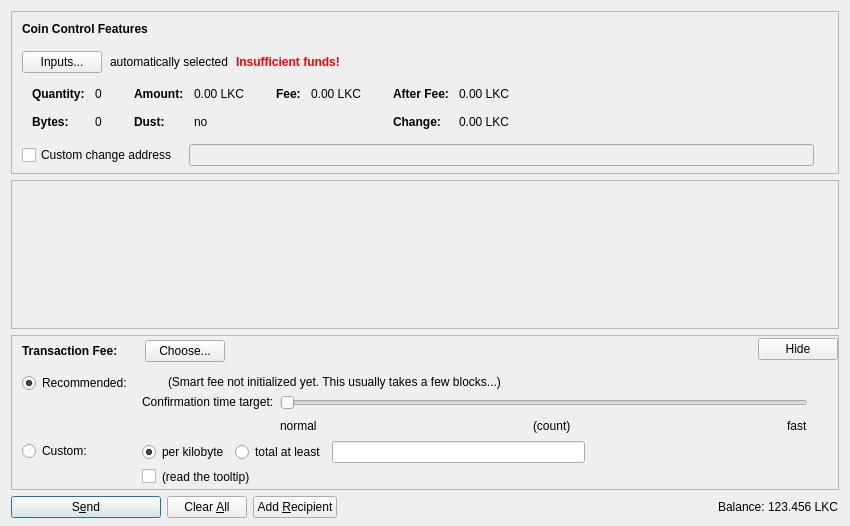
The window that src/qt/forms/sendcoinsdialog.ui (minblock/lockely) describes before a commit, drawn with Qt 5.
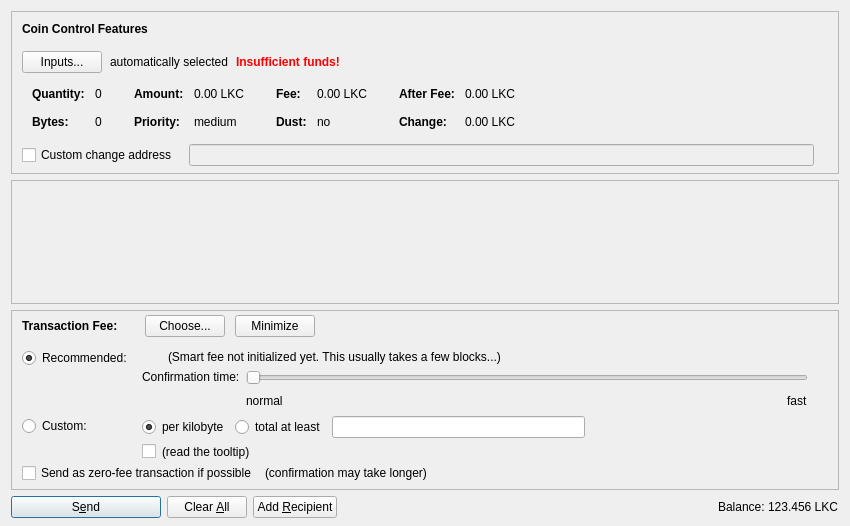
The same window after the commit. Icons and pictures are not drawn. Custom widgets are drawn as their Qt base class.

```diff
--- a/src/qt/forms/sendcoinsdialog.ui
+++ b/src/qt/forms/sendcoinsdialog.ui
@@ -332,7 +332,7 @@
                 </widget>
                </item>
                <item row="1" column="0">
-                <widget class="QLabel" name="labelCoinControlLowOutputText">
+                <widget class="QLabel" name="labelCoinControlPriorityText">
                  <property name="font">
                   <font>
                    <weight>75</weight>
@@ -340,12 +340,12 @@
                   </font>
                  </property>
                  <property name="text">
-                  <string>Dust:</string>
+                  <string>Priority:</string>
                  </property>
                 </widget>
                </item>
                <item row="1" column="1">
-                <widget class="QLabel" name="labelCoinControlLowOutput">
+                <widget class="QLabel" name="labelCoinControlPriority">
                  <property name="cursor">
                   <cursorShape>IBeamCursor</cursorShape>
                  </property>
@@ -353,7 +353,7 @@
                   <enum>Qt::ActionsContextMenu</enum>
                  </property>
                  <property name="text">
-                  <string notr="true">no</string>
+                  <string notr="true">medium</string>
                  </property>
                  <property name="textInteractionFlags">
                   <set>Qt::LinksAccessibleByMouse|Qt::TextSelectableByKeyboard|Qt::TextSelectableByMouse</set>
@@ -411,6 +411,35 @@
                  </property>
                 </widget>
                </item>
+               <item row="1" column="0">
+                <widget class="QLabel" name="labelCoinControlLowOutputText">
+                 <property name="font">
+                  <font>
+                   <weight>75</weight>
+                   <bold>true</bold>
+                  </font>
+                 </property>
+                 <property name="text">
+                  <string>Dust:</string>
+                 </property>
+                </widget>
+               </item>
+               <item row="1" column="1">
+                <widget class="QLabel" name="labelCoinControlLowOutput">
+                 <property name="cursor">
+                  <cursorShape>IBeamCursor</cursorShape>
+                 </property>
+                 <property name="contextMenuPolicy">
+                  <enum>Qt::ActionsContextMenu</enum>
+                 </property>
+                 <property name="text">
+                  <string notr="true">no</string>
+                 </property>
+                 <property name="textInteractionFlags">
+                  <set>Qt::LinksAccessibleByMouse|Qt::TextSelectableByKeyboard|Qt::TextSelectableByMouse</set>
+                 </property>
+                </widget>
+               </item>
               </layout>
              </item>
              <item>
@@ -588,7 +617,7 @@
         <x>0</x>
         <y>0</y>
         <width>830</width>
-        <height>104</height>
+        <height>68</height>
        </rect>
       </property>
       <layout class="QVBoxLayout" name="verticalLayout_2" stretch="0,1">
@@ -742,6 +771,16 @@
                 </property>
                </widget>
               </item>
+              <item>
+               <widget class="QPushButton" name="buttonMinimizeFee">
+                <property name="toolTip">
+                 <string>collapse fee-settings</string>
+                </property>
+                <property name="text">
+                 <string>Minimize</string>
+                </property>
+               </widget>
+              </item>
              </layout>
             </item>
             <item>
@@ -772,16 +811,6 @@
             </property>
            </spacer>
           </item>
-          <item>
-           <widget class="QPushButton" name="buttonMinimizeFee">
-            <property name="toolTip">
-             <string>collapse fee-settings</string>
-            </property>
-            <property name="text">
-             <string>Hide</string>
-            </property>
-           </widget>
-          </item>
          </layout>
         </item>
         <item>
@@ -1031,7 +1060,7 @@
                    <item>
                     <widget class="QLabel" name="labelSmartFee3">
                      <property name="text">
-                      <string>Confirmation time target:</string>
+                      <string>Confirmation time:</string>
                      </property>
                      <property name="margin">
                       <number>2</number>
@@ -1064,7 +1093,7 @@
                       <number>0</number>
                      </property>
                      <property name="maximum">
-                      <number>23</number>
+                      <number>24</number>
                      </property>
                      <property name="pageStep">
                       <number>1</number>
@@ -1095,26 +1124,6 @@
                        </property>
                       </widget>
                      </item>
-                     <item>
-                      <spacer name="horizontalSpacer_7">
-                       <property name="orientation">
-                        <enum>Qt::Horizontal</enum>
-                       </property>
-                       <property name="sizeHint" stdset="0">
-                        <size>
-                         <width>40</width>
-                         <height>20</height>
-                        </size>
-                       </property>
-                      </spacer>
-                     </item>
-                     <item>
-                      <widget class="QLabel" name="confirmationTargetLabel">
-                       <property name="text">
-                        <string notr="true">(count)</string>
-                       </property>
-                      </widget>
-                     </item>
                      <item>
                       <spacer name="horizontalSpacer_3">
                        <property name="orientation">
@@ -1158,6 +1167,59 @@
              </item>
             </layout>
            </item>
+           <item>
+            <layout class="QHBoxLayout" name="horizontalLayoutFee5" stretch="0,0,0">
+             <property name="spacing">
+              <number>8</number>
+             </property>
+             <property name="bottomMargin">
+              <number>4</number>
+             </property>
+             <item>
+              <widget class="QCheckBox" name="checkBoxFreeTx">
+               <property name="text">
+                <string>Send as zero-fee transaction if possible</string>
+               </property>
+              </widget>
+             </item>
+             <item>
+              <widget class="QLabel" name="labelFreeTx">
+               <property name="text">
+                <string>(confirmation may take longer)</string>
+               </property>
+               <property name="margin">
+                <number>5</number>
+               </property>
+              </widget>
+             </item>
+             <item>
+              <spacer name="horizontalSpacerFee5">
+               <property name="orientation">
+                <enum>Qt::Horizontal</enum>
+               </property>
+               <property name="sizeHint" stdset="0">
+                <size>
+                 <width>1</width>
+                 <height>1</height>
+                </size>
+               </property>
+              </spacer>
+             </item>
+            </layout>
+           </item>
+           <item>
+            <spacer name="verticalSpacerFee2">
+             <property name="orientation">
+              <enum>Qt::Vertical</enum>
+             </property>
+             <property name="sizeHint" stdset="0">
+              <size>
+               <width>1</width>
+               <height>1</height>
+              </size>
+             </property>
+            </spacer>
+           </item>
           </layout>
          </widget>
         </item>
```
Left out of the diff: 6 changed lines with no effect on the pictures.
